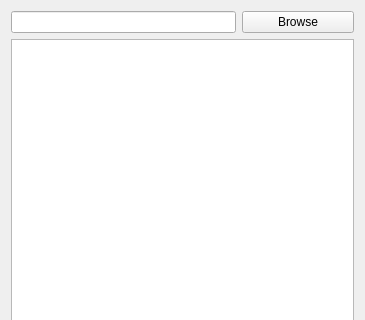
First picture: the form in qt/python/mantidqt/mantidqt/widgets/rawdataexplorer/rawdataexplorer.ui, repository mantidproject/mantid, before the edit; both pictures show x 0 to 365 and y 0 to 320 of the 365 by 709 pixel window.
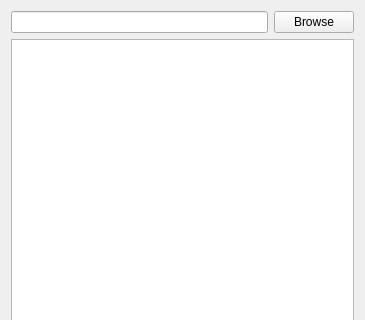
Second picture: the form after the edit. Custom widgets are drawn as their Qt base class.

Commit message: [RDEXP] Change expansion policy for button

Patch:
```diff
--- a/qt/python/mantidqt/mantidqt/widgets/rawdataexplorer/rawdataexplorer.ui
+++ b/qt/python/mantidqt/mantidqt/widgets/rawdataexplorer/rawdataexplorer.ui
@@ -26,6 +26,12 @@
    </item>
    <item row="0" column="2">
     <widget class="QPushButton" name="browse">
+     <property name="sizePolicy">
+      <sizepolicy hsizetype="Fixed" vsizetype="Fixed">
+       <horstretch>0</horstretch>
+       <verstretch>0</verstretch>
+      </sizepolicy>
+     </property>
      <property name="text">
       <string>Browse</string>
      </property>
```
